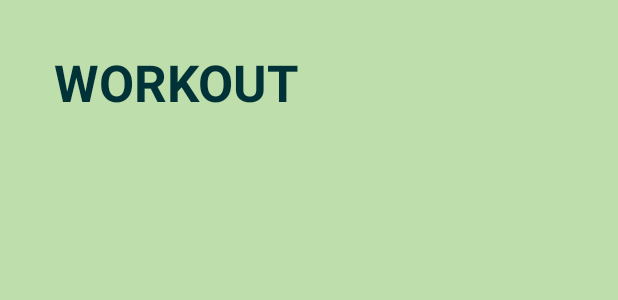
After one commit to NinoEarlConrad-Avila/smartposture, an Android app: the layout activity_workout.xml on its own in the app's theme, with its tools: preview values and no code run, on a phone screen of 412 x 824 dp. The commit adds this screen. Shown: the top 300 px of the screen. Run offline under Robolectric (Android 15) with nearby library versions, the phone set to English and light mode, and no system bars.

Commit message:
Add workout page, fetch workout details from db
add workout page, successfully fetch data from db for the workout
clickable action not yet done

```diff
--- a/app/build.gradle.kts
+++ b/app/build.gradle.kts
@@ -43,11 +43,13 @@ dependencies {
     implementation("com.google.mlkit:pose-detection:18.0.0-beta4")
     // If you want to use the accurate sdk
     implementation("com.google.mlkit:pose-detection-accurate:18.0.0-beta4")
+    implementation(libs.gridlayout)
     testImplementation(libs.junit)
     androidTestImplementation(libs.ext.junit)
     androidTestImplementation(libs.espresso.core)
     implementation ("com.google.guava:guava:31.1-android")
-
+    implementation ("com.github.bumptech.glide:glide:4.12.0")
+    annotationProcessor ("com.github.bumptech.glide:compiler:4.12.0")
 
 
     // CameraX dependencies
--- a/app/src/main/AndroidManifest.xml
+++ b/app/src/main/AndroidManifest.xml
@@ -42,6 +42,9 @@
         <activity
             android:name=".Home"
             android:exported="true" />
+        <activity
+            android:name=".view.WorkoutActivity"
+            android:exported="true" />
     </application>
 
 </manifest>
--- a/app/src/main/java/com/example/smartposture/view/LoginActivity.java
+++ b/app/src/main/java/com/example/smartposture/view/LoginActivity.java
@@ -59,7 +59,7 @@ public class LoginActivity extends AppCompatActivity {
                     loginVM.loginUser(email, password, new LoginModel.LoginResultCallback() {
                         @Override
                         public void onSuccess(String userName) {
-                            Intent intent = new Intent(LoginActivity.this, HomeActivity.class);
+                            Intent intent = new Intent(LoginActivity.this, WorkoutActivity.class);
                             intent.putExtra("USER_NAME", userName);
                             startActivity(intent);
                             finish();
--- /dev/null
+++ b/app/src/main/res/drawable/default_image.xml
@@ -0,0 +1,4 @@
+<?xml version="1.0" encoding="utf-8"?>
+<selector xmlns:android="http://schemas.android.com/apk/res/android">
+
+</selector>
--- /dev/null
+++ b/app/src/main/res/layout/activity_workout.xml
@@ -0,0 +1,32 @@
+<?xml version="1.0" encoding="utf-8"?>
+<androidx.constraintlayout.widget.ConstraintLayout
+    xmlns:android="http://schemas.android.com/apk/res/android"
+    xmlns:app="http://schemas.android.com/apk/res-auto"
+    xmlns:tools="http://schemas.android.com/tools"
+    android:layout_width="match_parent"
+    android:layout_height="match_parent"
+    android:background="#BEDEAB">>
+
+    <TextView
+        android:id="@+id/textView5"
+        android:layout_width="wrap_content"
+        android:layout_height="wrap_content"
+        android:layout_marginTop="32dp"
+        android:text="@string/workout_text"
+        android:textColor="#013237"
+        android:textSize="34sp"
+        android:textStyle="bold"
+        app:layout_constraintEnd_toEndOf="parent"
+        app:layout_constraintHorizontal_bias="0.144"
+        app:layout_constraintStart_toStartOf="parent"
+        app:layout_constraintTop_toTopOf="parent" />
+
+    <FrameLayout
+        android:id="@+id/container"
+        android:layout_width="327dp"
+        android:layout_height="594dp"
+        android:layout_marginTop="16dp"
+        app:layout_constraintEnd_toEndOf="parent"
+        app:layout_constraintStart_toStartOf="parent"
+        app:layout_constraintTop_toBottomOf="@+id/textView5" />
+</androidx.constraintlayout.widget.ConstraintLayout>
--- /dev/null
+++ b/app/src/main/res/values/refs.xml
@@ -0,0 +1,5 @@
+<?xml version="1.0" encoding="utf-8"?>
+<resources>
+    <drawable name="placeholder" />
+    <drawable name="error" />
+</resources>
--- a/app/src/main/res/values/strings.xml
+++ b/app/src/main/res/values/strings.xml
@@ -14,4 +14,6 @@
     <string name="welcome_txt">Welcome!</string>
     <string name="logtocon">Log in to Continue</string>
     <string name="conguest">Continue as a Guest</string>
+
+    <string name="workout_text">WORKOUT</string>
 </resources>
--- a/gradle/libs.versions.toml
+++ b/gradle/libs.versions.toml
@@ -9,6 +9,7 @@ activity = "1.8.0"
 constraintlayout = "2.1.4"
 googleServices = "4.4.1"
 firebaseDatabase = "20.3.1"
+gridlayout = "1.0.0"
 
 [libraries]
 junit = { group = "junit", name = "junit", version.ref = "junit" }
@@ -20,6 +21,7 @@ activity = { group = "androidx.activity", name = "activity", version.ref = "acti
 constraintlayout = { group = "androidx.constraintlayout", name = "constraintlayout", version.ref = "constraintlayout" }
 google-services = { group = "com.google.gms", name = "google-services", version.ref = "googleServices" }
 firebase-database = { group = "com.google.firebase", name = "firebase-database", version.ref = "firebaseDatabase" }
+gridlayout = { group = "androidx.gridlayout", name = "gridlayout", version.ref = "gridlayout" }
 
 [plugins]
 androidApplication = { id = "com.android.application", version.ref = "agp" }
```
Also changed, not shown: app/src/main/java/com/example/smartposture/CardAdapter.java (added, +84 -0 lines), app/src/main/java/com/example/smartposture/CardFragment.java (added, +49 -0 lines), app/src/main/java/com/example/smartposture/model/CardData.java (added, +42 -0 lines), app/src/main/java/com/example/smartposture/view/WorkoutActivity.java (added, +22 -0 lines), app/src/main/java/com/example/smartposture/viewmodel/CardViewModel.java (added, +51 -0 lines), app/src/main/res/layout/card_item.xml (added, +37 -0 lines), app/src/main/res/layout/fragment_card.xml (added, +11 -0 lines).
